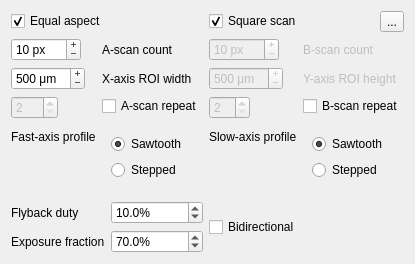
Before: the Qt Designer form src/main/resources/windows/ui/RasterScanWidget.ui in sstucker/OCTview, drawn with Qt 5.
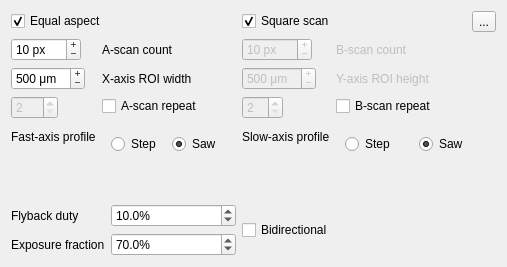
After: the same form once the commit is applied.

Patch:
```diff
--- a/src/main/resources/windows/ui/RasterScanWidget.ui
+++ b/src/main/resources/windows/ui/RasterScanWidget.ui
@@ -6,8 +6,8 @@
    <rect>
     <x>0</x>
     <y>0</y>
-    <width>393</width>
-    <height>264</height>
+    <width>507</width>
+    <height>267</height>
    </rect>
   </property>
   <layout class="QGridLayout" name="gridLayout">
@@ -189,24 +189,24 @@
      </item>
      <item row="3" column="1">
       <widget class="QFrame" name="frameXProfile">
-       <layout class="QVBoxLayout" name="FastAxisProfile">
-        <item>
-         <widget class="QRadioButton" name="radioXSaw">
-          <property name="text">
-           <string>Sawtooth</string>
-          </property>
-          <property name="checked">
-           <bool>true</bool>
-          </property>
-          <property name="autoExclusive">
-           <bool>true</bool>
-          </property>
-         </widget>
-        </item>
+       <layout class="QHBoxLayout" name="horizontalLayout">
         <item>
          <widget class="QRadioButton" name="radioXStep">
           <property name="text">
-           <string>Stepped</string>
+           <string>Step</string>
+          </property>
+          <property name="autoExclusive">
+           <bool>true</bool>
+          </property>
+         </widget>
+        </item>
+        <item>
+         <widget class="QRadioButton" name="radioXSaw">
+          <property name="text">
+           <string>Saw</string>
+          </property>
+          <property name="checked">
+           <bool>true</bool>
           </property>
           <property name="autoExclusive">
            <bool>true</bool>
@@ -338,24 +338,24 @@
      </item>
      <item row="3" column="1">
       <widget class="QFrame" name="frameYProfile">
-       <layout class="QVBoxLayout" name="SlowAxisProfile">
-        <item>
-         <widget class="QRadioButton" name="radioYSaw">
-          <property name="text">
-           <string>Sawtooth</string>
-          </property>
-          <property name="checked">
-           <bool>true</bool>
-          </property>
-          <property name="autoExclusive">
-           <bool>true</bool>
-          </property>
-         </widget>
-        </item>
+       <layout class="QHBoxLayout" name="horizontalLayout_2">
         <item>
          <widget class="QRadioButton" name="radioYStep">
           <property name="text">
-           <string>Stepped</string>
+           <string>Step</string>
+          </property>
+          <property name="autoExclusive">
+           <bool>true</bool>
+          </property>
+         </widget>
+        </item>
+        <item>
+         <widget class="QRadioButton" name="radioYSaw">
+          <property name="text">
+           <string>Saw</string>
+          </property>
+          <property name="checked">
+           <bool>true</bool>
           </property>
           <property name="autoExclusive">
            <bool>true</bool>
```
